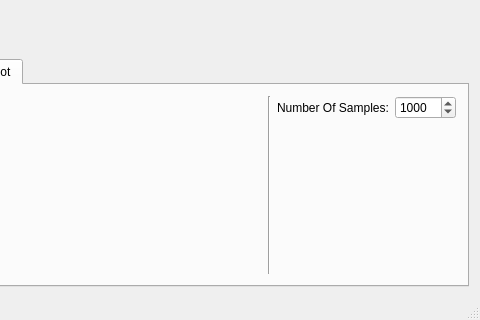
Qt form mainwindow.ui (AlexanderAmelkin/SerialPlot) before a commit; both pictures show x 173 to 653 and y 214 to 534 of the 653 by 534 pixel window.
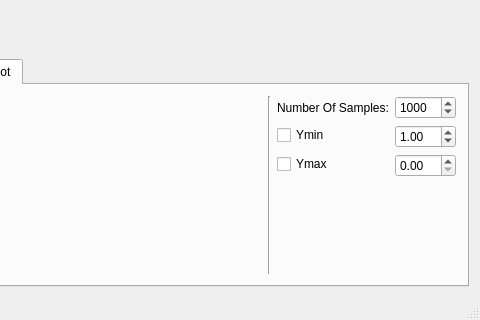
The same form after that commit. The open tabs and pages were chosen to show the change. Custom widgets are drawn as their Qt base class.

Commit message: added Ymin Ymax spinboxes

```diff
--- a/mainwindow.ui
+++ b/mainwindow.ui
@@ -436,17 +436,21 @@
          </widget>
         </item>
         <item>
-         <layout class="QVBoxLayout" name="verticalLayout_8">
-          <item>
-           <layout class="QHBoxLayout" name="horizontalLayout_3">
-            <item>
-             <widget class="QLabel" name="label_3">
-              <property name="text">
-               <string>Number Of Samples:</string>
+         <layout class="QFormLayout" name="formLayout_2">
+          <property name="fieldGrowthPolicy">
+           <enum>QFormLayout::AllNonFixedFieldsGrow</enum>
+          </property>
+          <item row="2" column="1">
+           <widget class="QDoubleSpinBox" name="spYmax"/>
+          </item>
+          <item row="1" column="1">
+           <widget class="QDoubleSpinBox" name="spYmin">
+            <property name="value">
+             <double>1.000000000000000</double>
               </property>
              </widget>
             </item>
-            <item>
+          <item row="0" column="1">
              <widget class="QSpinBox" name="spNumOfSamples">
               <property name="keyboardTracking">
                <bool>false</bool>
@@ -462,20 +466,26 @@
               </property>
              </widget>
             </item>
-           </layout>
+          <item row="0" column="0">
+           <widget class="QLabel" name="label_3">
+            <property name="text">
+             <string>Number Of Samples:</string>
+            </property>
+           </widget>
           </item>
-          <item>
-           <spacer name="verticalSpacer_3">
-            <property name="orientation">
-             <enum>Qt::Vertical</enum>
+          <item row="1" column="0">
+           <widget class="QCheckBox" name="cbYmin">
+            <property name="text">
+             <string>Ymin</string>
             </property>
-            <property name="sizeHint" stdset="0">
-             <size>
-              <width>20</width>
-              <height>40</height>
-             </size>
+           </widget>
+          </item>
+          <item row="2" column="0">
+           <widget class="QCheckBox" name="cbYMax">
+            <property name="text">
+             <string>Ymax</string>
             </property>
-           </spacer>
+           </widget>
           </item>
          </layout>
         </item>
```
Lines whose indentation alone changed are shown as unchanged.
